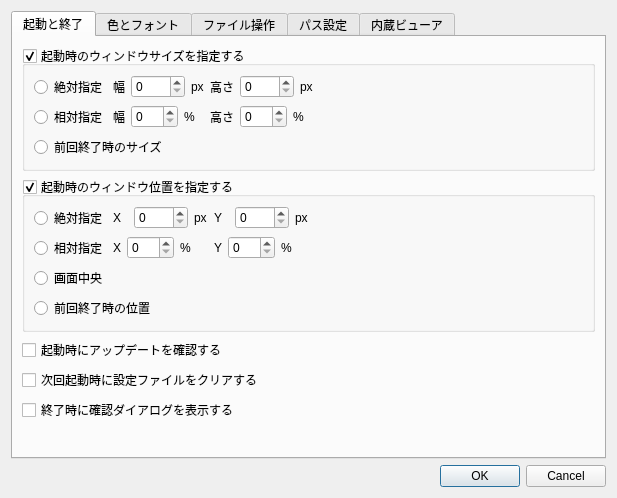
First picture: the form in preferencedialog.ui, repository miyabi-satoh/Gefu, before the edit.
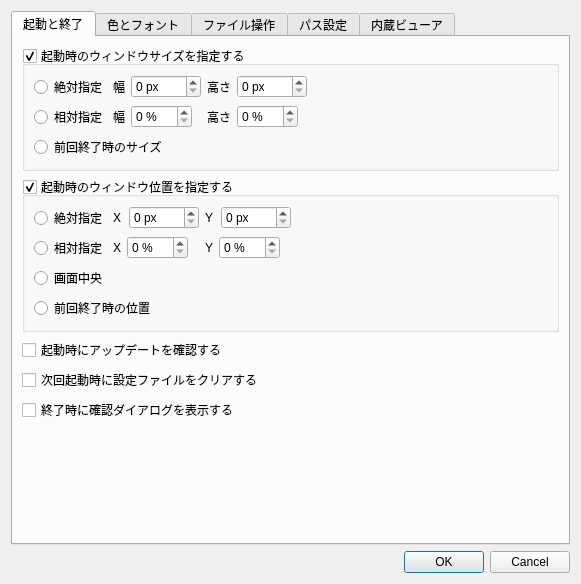
Second picture: the form after the edit. The open tabs and pages were chosen to show the change.

```diff
--- a/preferencedialog.ui
+++ b/preferencedialog.ui
@@ -6,8 +6,8 @@
    <rect>
     <x>0</x>
     <y>0</y>
-    <width>617</width>
-    <height>498</height>
+    <width>581</width>
+    <height>584</height>
    </rect>
   </property>
   <property name="sizePolicy">
@@ -80,18 +80,14 @@
               </item>
               <item>
                <widget class="QSpinBox" name="absoluteWidth">
+                <property name="suffix">
+                 <string> px</string>
+                </property>
                 <property name="maximum">
                  <number>9999</number>
                 </property>
                </widget>
               </item>
-              <item>
-               <widget class="QLabel" name="label_2">
-                <property name="text">
-                 <string>px</string>
-                </property>
-               </widget>
-              </item>
              </layout>
             </item>
             <item row="0" column="2">
@@ -105,18 +101,14 @@
               </item>
               <item>
                <widget class="QSpinBox" name="absoluteHeight">
+                <property name="suffix">
+                 <string> px</string>
+                </property>
                 <property name="maximum">
                  <number>9999</number>
                 </property>
                </widget>
               </item>
-              <item>
-               <widget class="QLabel" name="label">
-                <property name="text">
-                 <string>px</string>
-                </property>
-               </widget>
-              </item>
              </layout>
             </item>
             <item row="1" column="0">
@@ -155,18 +147,14 @@
               </item>
               <item>
                <widget class="QSpinBox" name="relativeWidth">
+                <property name="suffix">
+                 <string> %</string>
+                </property>
                 <property name="maximum">
                  <number>100</number>
                 </property>
                </widget>
               </item>
-              <item>
-               <widget class="QLabel" name="label_6">
-                <property name="text">
-                 <string>%</string>
-                </property>
-               </widget>
-              </item>
               <item>
                <spacer name="horizontalSpacer_7">
                 <property name="orientation">
@@ -193,18 +181,17 @@
               </item>
               <item>
                <widget class="QSpinBox" name="relativeHeight">
+                <property name="suffix">
+                 <string> %</string>
+                </property>
+                <property name="prefix">
+                 <string/>
+                </property>
                 <property name="maximum">
                  <number>100</number>
                 </property>
                </widget>
               </item>
-              <item>
-               <widget class="QLabel" name="label_8">
-                <property name="text">
-                 <string>%</string>
-                </property>
-               </widget>
-              </item>
               <item>
                <spacer name="horizontalSpacer_8">
                 <property name="orientation">
@@ -301,18 +288,14 @@
               </item>
               <item>
                <widget class="QSpinBox" name="absoluteLeft">
+                <property name="suffix">
+                 <string> px</string>
+                </property>
                 <property name="maximum">
                  <number>9999</number>
                 </property>
                </widget>
               </item>
-              <item>
-               <widget class="QLabel" name="label_14">
-                <property name="text">
-                 <string>px</string>
-                </property>
-               </widget>
-              </item>
              </layout>
             </item>
             <item row="0" column="2">
@@ -326,18 +309,14 @@
               </item>
               <item>
                <widget class="QSpinBox" name="absoluteTop">
+                <property name="suffix">
+                 <string> px</string>
+                </property>
                 <property name="maximum">
                  <number>9999</number>
                 </property>
                </widget>
               </item>
-              <item>
-               <widget class="QLabel" name="label_16">
-                <property name="text">
-                 <string>px</string>
-                </property>
-               </widget>
-              </item>
              </layout>
             </item>
             <item row="1" column="0">
@@ -370,18 +349,14 @@
               </item>
               <item>
                <widget class="QSpinBox" name="relativeLeft">
+                <property name="suffix">
+                 <string> %</string>
+                </property>
                 <property name="maximum">
                  <number>100</number>
                 </property>
                </widget>
               </item>
-              <item>
-               <widget class="QLabel" name="label_10">
-                <property name="text">
-                 <string>%</string>
-                </property>
-               </widget>
-              </item>
               <item>
                <spacer name="horizontalSpacer_5">
                 <property name="orientation">
@@ -408,18 +383,14 @@
               </item>
               <item>
                <widget class="QSpinBox" name="relativeTop">
+                <property name="suffix">
+                 <string> %</string>
+                </property>
                 <property name="maximum">
                  <number>100</number>
                 </property>
                </widget>
               </item>
-              <item>
-               <widget class="QLabel" name="label_12">
-                <property name="text">
-                 <string>%</string>
-                </property>
-               </widget>
-              </item>
               <item>
                <spacer name="horizontalSpacer_6">
                 <property name="orientation">
```
Left out of the diff: 68 changed lines with no effect on the pictures.
